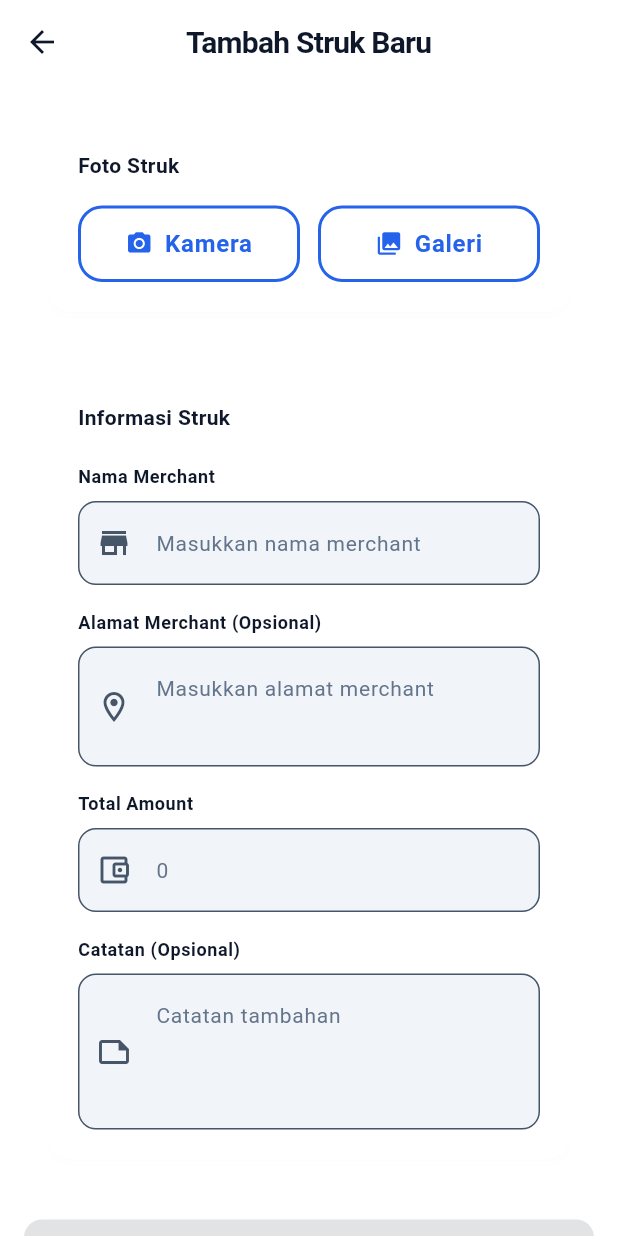
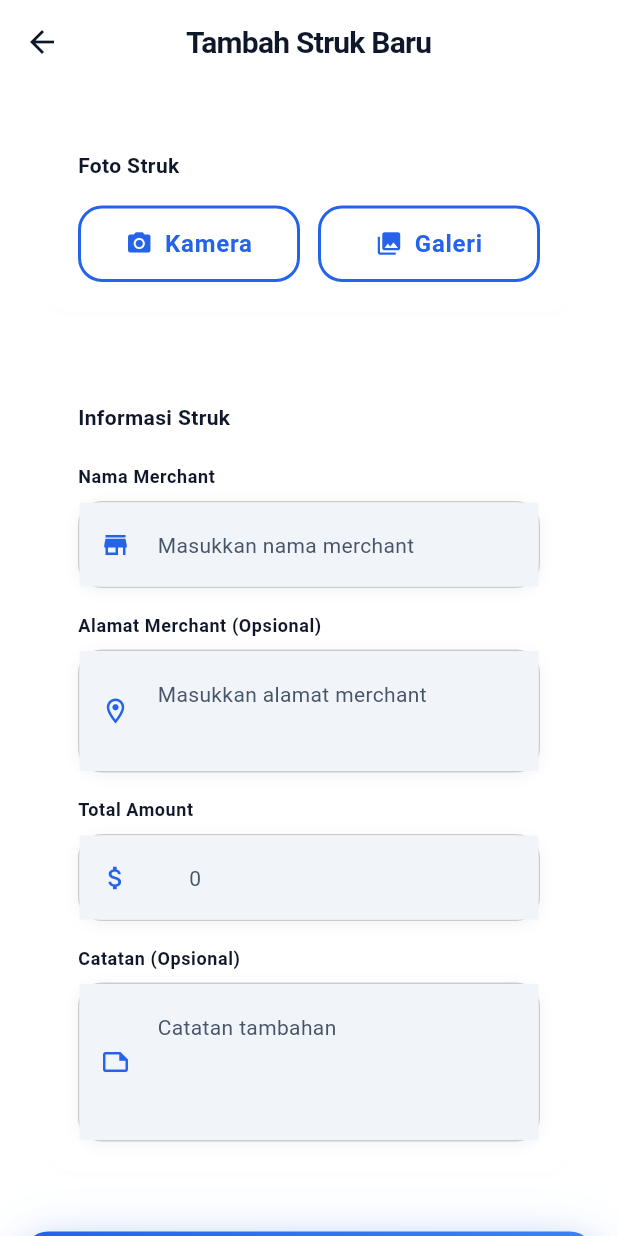
Before and after one commit to Syaha-Creator/finance_app, a Flutter app: the AddReceiptPage screen opened by its route, on a phone screen of 412 x 824 dp. Run offline on Flutter 3.47's test engine with Material 3 defaults, Android fonts, the light colour scheme and no system bars; our stand-ins replace cloud_firestore, equatable, firebase_auth, firebase_core, firebase_storage, fl_chart and 7 more; missing offline and left inert: google_mlkit_text_recognition; accounts and stored records are empty.

Commit message:
feat: update receipt management feature
- Update receipt models, repositories, providers, pages, and widgets
- Add OCR result model

```diff
--- /dev/null
+++ b/lib/features/receipt_management/data/models/ocr_result.dart
@@ -0,0 +1,19 @@
+class OcrResult {
+  final String? merchantName;
+  final String? merchantAddress;
+  final DateTime? transactionDate;
+  final double? totalAmount;
+  final String? currency;
+  final List<String>? items;
+  final String ocrText;
+
+  const OcrResult({
+    required this.merchantName,
+    required this.merchantAddress,
+    required this.transactionDate,
+    required this.totalAmount,
+    required this.currency,
+    required this.items,
+    required this.ocrText,
+  });
+}
--- a/lib/features/receipt_management/presentation/pages/add_receipt_page.dart
+++ b/lib/features/receipt_management/presentation/pages/add_receipt_page.dart
@@ -1,14 +1,14 @@
 import 'dart:io';
 import 'package:flutter/material.dart';
-import 'package:flutter/services.dart';
 import 'package:flutter_riverpod/flutter_riverpod.dart';
 import 'package:image_picker/image_picker.dart';
 import '../../../../core/theme/app_colors.dart';
-import '../../../../core/utils/thousand_input_formatter.dart';
 import '../../../../core/utils/app_formatters.dart';
+import '../../../../core/widgets/widgets.dart';
 import '../../application/ocr_service.dart';
 import '../../data/models/receipt_model.dart';
 import '../provider/receipt_provider.dart';
+import '../../data/models/ocr_result.dart';
 
 class AddReceiptPage extends ConsumerStatefulWidget {
   const AddReceiptPage({super.key});
@@ -27,7 +27,7 @@ class _AddReceiptPageState extends ConsumerState<AddReceiptPage> {
   File? _selectedImage;
   bool _isProcessing = false;
   bool _isOcrCompleted = false;
-  Map<String, dynamic>? _ocrData;
+  OcrResult? _ocrData;
 
   @override
   void dispose() {
@@ -69,42 +69,10 @@ class _AddReceiptPageState extends ConsumerState<AddReceiptPage> {
             const SizedBox(height: 32),
 
             // Save Button
-            ElevatedButton(
+            CoreLoadingButton(
               onPressed: _selectedImage != null ? _saveReceipt : null,
-              style: ElevatedButton.styleFrom(
-                backgroundColor: AppColors.primary,
-                foregroundColor: Colors.white,
-                padding: const EdgeInsets.symmetric(vertical: 16),
-                shape: RoundedRectangleBorder(
-                  borderRadius: BorderRadius.circular(12),
-                ),
-              ),
-              child:
-                  _isProcessing
-                      ? const Row(
-                        mainAxisAlignment: MainAxisAlignment.center,
-                        children: [
-                          SizedBox(
-                            width: 20,
-                            height: 20,
-                            child: CircularProgressIndicator(
-                              strokeWidth: 2,
-                              valueColor: AlwaysStoppedAnimation<Color>(
-                                Colors.white,
-                              ),
-                            ),
-                          ),
-                          SizedBox(width: 12),
-                          Text('Memproses...'),
-                        ],
-                      )
-                      : const Text(
-                        'Simpan Struk',
-                        style: TextStyle(
-                          fontSize: 16,
-                          fontWeight: FontWeight.w600,
-                        ),
-                      ),
+              text: 'Simpan Struk',
+              isLoading: _isProcessing,
             ),
           ],
         ),
@@ -228,19 +196,19 @@ class _AddReceiptPageState extends ConsumerState<AddReceiptPage> {
             const SizedBox(height: 16),
 
             // OCR Data Display
-            if (_ocrData!['merchantName'] != null) ...[
-              _buildOcrDataRow('Nama Merchant:', _ocrData!['merchantName']),
+            if (_ocrData!.merchantName != null) ...[
+              _buildOcrDataRow('Nama Merchant:', _ocrData!.merchantName!),
             ],
-            if (_ocrData!['merchantAddress'] != null) ...[
-              _buildOcrDataRow('Alamat:', _ocrData!['merchantAddress']),
+            if (_ocrData!.merchantAddress != null) ...[
+              _buildOcrDataRow('Alamat:', _ocrData!.merchantAddress!),
             ],
-            if (_ocrData!['totalAmount'] != null) ...[
+            if (_ocrData!.totalAmount != null) ...[
               _buildOcrDataRow(
                 'Total:',
-                AppFormatters.currency.format(_ocrData!['totalAmount']),
+                AppFormatters.currency.format(_ocrData!.totalAmount),
               ),
             ],
-            if (_ocrData!['items'] != null) ...[
+            if (_ocrData!.items != null) ...[
               const SizedBox(height: 8),
               Text(
                 'Item:',
@@ -249,7 +217,7 @@ class _AddReceiptPageState extends ConsumerState<AddReceiptPage> {
                 ).textTheme.bodySmall?.copyWith(fontWeight: FontWeight.w600),
               ),
               const SizedBox(height: 4),
-              ...(_ocrData!['items'] as List<String>)
+              ...(_ocrData!.items!)
                   .take(3)
                   .map(
                     (item) => Padding(
@@ -316,7 +284,7 @@ class _AddReceiptPageState extends ConsumerState<AddReceiptPage> {
             const SizedBox(height: 20),
 
             // Merchant Name
-            _buildTextField(
+            CoreTextField(
               controller: _merchantNameController,
               label: 'Nama Merchant',
               hint: 'Masukkan nama merchant',
@@ -332,7 +300,7 @@ class _AddReceiptPageState extends ConsumerState<AddReceiptPage> {
             const SizedBox(height: 16),
 
             // Merchant Address
-            _buildTextField(
+            CoreTextField(
               controller: _merchantAddressController,
               label: 'Alamat Merchant (Opsional)',
               hint: 'Masukkan alamat merchant',
@@ -343,13 +311,10 @@ class _AddReceiptPageState extends ConsumerState<AddReceiptPage> {
             const SizedBox(height: 16),
 
             // Amount
-            _buildTextField(
+            CoreAmountInput(
               controller: _amountController,
               label: 'Total Amount',
               hint: '0',
-              icon: Icons.account_balance_wallet_outlined,
-              keyboardType: TextInputType.number,
-              inputFormatters: [ThousandInputFormatter()],
               validator: (value) {
                 if (value == null || value.isEmpty) {
                   return 'Total amount harus diisi';
@@ -365,7 +330,7 @@ class _AddReceiptPageState extends ConsumerState<AddReceiptPage> {
             const SizedBox(height: 16),
 
             // Notes
-            _buildTextField(
+            CoreTextField(
               controller: _notesController,
               label: 'Catatan (Opsional)',
               hint: 'Catatan tambahan',
@@ -375,46 +340,6 @@ class _AddReceiptPageState extends ConsumerState<AddReceiptPage> {
           ],
         ),
       ),
-    );
-  }
-
-  Widget _buildTextField({
-    required TextEditingController controller,
-    required String label,
-    required String hint,
-    required IconData icon,
-    int maxLines = 1,
-    TextInputType? keyboardType,
-    List<TextInputFormatter>? inputFormatters,
-    String? Function(String?)? validator,
-  }) {
-    return Column(
-      crossAxisAlignment: CrossAxisAlignment.start,
-      children: [
-        Text(
-          label,
-          style: Theme.of(
-            context,
-          ).textTheme.titleSmall?.copyWith(fontWeight: FontWeight.w600),
-        ),
-        const SizedBox(height: 8),
-        TextFormField(
-          controller: controller,
-          maxLines: maxLines,
-          keyboardType: keyboardType,
-          inputFormatters: inputFormatters,
-          validator: validator,
-          decoration: InputDecoration(
-            hintText: hint,
-            prefixIcon: Icon(icon),
-            border: OutlineInputBorder(borderRadius: BorderRadius.circular(12)),
-            focusedBorder: OutlineInputBorder(
-              borderRadius: BorderRadius.circular(12),
-              borderSide: BorderSide(color: AppColors.primary, width: 2),
-            ),
-          ),
-        ),
-      ],
     );
   }
 
@@ -438,9 +363,7 @@ class _AddReceiptPageState extends ConsumerState<AddReceiptPage> {
       }
     } catch (e) {
       if (mounted) {
-        ScaffoldMessenger.of(
-          context,
-        ).showSnackBar(SnackBar(content: Text('Gagal memilih gambar: $e')));
+        CoreSnackbar.showError(context, 'Gagal memilih gambar: $e');
       }
     }
   }
@@ -467,29 +390,24 @@ class _AddReceiptPageState extends ConsumerState<AddReceiptPage> {
         });
 
         // Auto-fill form fields with OCR data
-        if (ocrData['merchantName'] != null) {
-          _merchantNameController.text = ocrData['merchantName'];
+        if (ocrData.merchantName != null) {
+          _merchantNameController.text = ocrData.merchantName!;
         }
-        if (ocrData['merchantAddress'] != null) {
-          _merchantAddressController.text = ocrData['merchantAddress'];
+        if (ocrData.merchantAddress != null) {
+          _merchantAddressController.text = ocrData.merchantAddress!;
         }
-        if (ocrData['totalAmount'] != null) {
-          _amountController.text = ocrData['totalAmount'].toString();
+        if (ocrData.totalAmount != null) {
+          _amountController.text = ocrData.totalAmount!.toStringAsFixed(0);
         }
 
-        ScaffoldMessenger.of(
-          context,
-        ).showSnackBar(const SnackBar(content: Text('OCR berhasil diproses!')));
+        CoreSnackbar.showSuccess(context, 'OCR berhasil diproses!');
       }
     } catch (e) {
       if (mounted) {
         setState(() {
           _isProcessing = false;
         });
-
-        ScaffoldMessenger.of(
-          context,
-        ).showSnackBar(SnackBar(content: Text('Gagal memproses OCR: $e')));
+        CoreSnackbar.showError(context, 'Gagal memproses OCR: $e');
       }
     }
   }
@@ -502,19 +420,16 @@ class _AddReceiptPageState extends ConsumerState<AddReceiptPage> {
         id: '',
         userId: '',
         imageUrl: '',
-        ocrText: _ocrData?['ocrText'],
+        ocrText: _ocrData?.ocrText,
         merchantName: _merchantNameController.text.trim(),
         merchantAddress:
             _merchantAddressController.text.trim().isEmpty
                 ? null
                 : _merchantAddressController.text.trim(),
-        transactionDate: _ocrData?['transactionDate'] ?? DateTime.now(),
+        transactionDate: _ocrData?.transactionDate ?? DateTime.now(),
         totalAmount: amount,
-        currency: _ocrData?['currency'] ?? 'IDR',
-        items:
-            _ocrData?['items'] != null
-                ? List<String>.from(_ocrData!['items'])
-                : null,
+        currency: _ocrData?.currency ?? 'IDR',
+        items: _ocrData?.items,
         notes:
             _notesController.text.trim().isEmpty
                 ? null
```
Also changed, not shown: lib/features/receipt_management/application/ocr_service.dart (+62 -38 lines), lib/features/receipt_management/data/models/receipt_model.dart (+14 -5 lines), lib/features/receipt_management/data/repositories/receipt_repository.dart (+11 -3 lines), lib/features/receipt_management/presentation/provider/receipt_provider.dart (+8 -1 lines).
